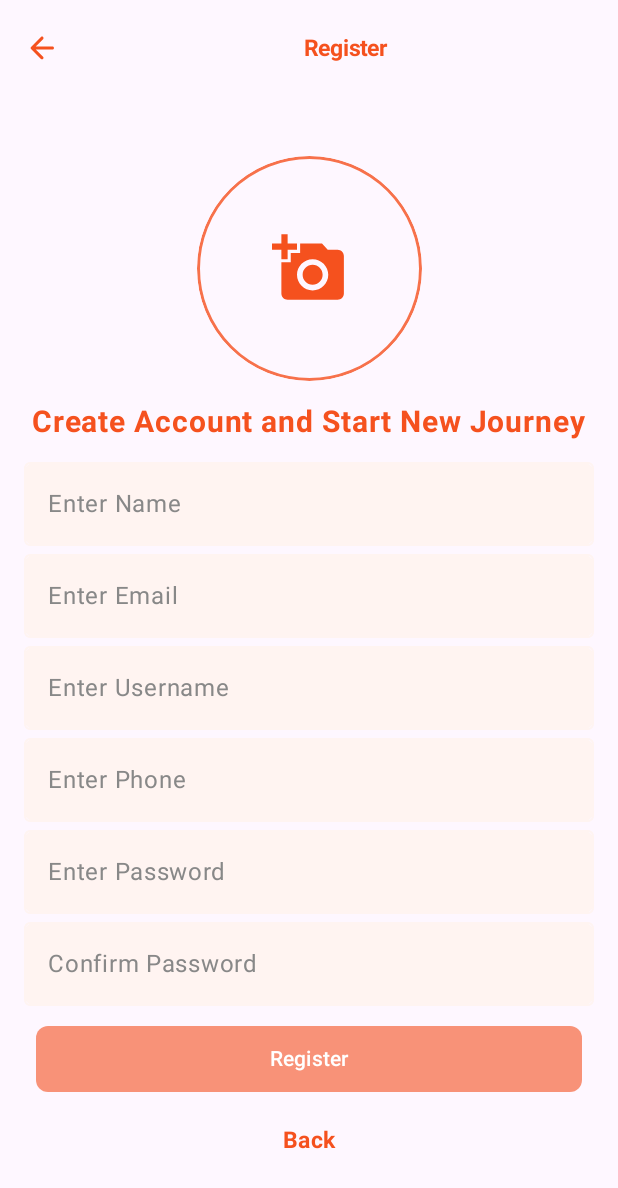
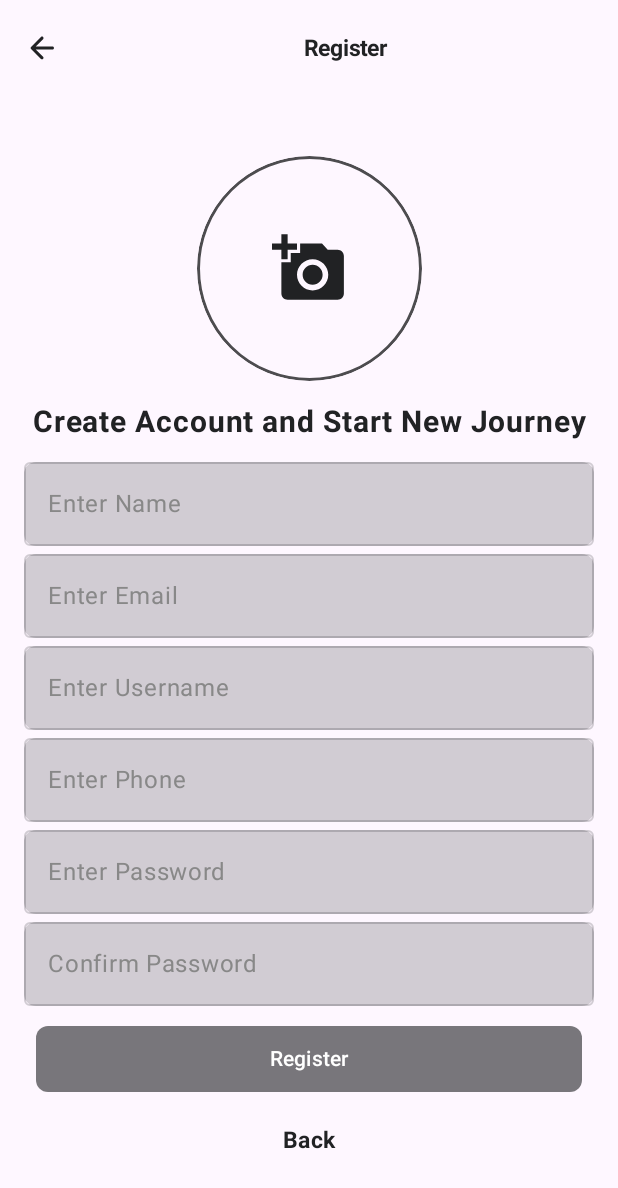
Before and after one commit to ahmedmahmoudbit/social-compose, an Android app built with Jetpack Compose: the LoginScreen screen opened through its navigation route, after a tap on "Create Account", on a phone screen of 412 x 824 dp. Shown: the top 1188 px of the screen. Run offline under Robolectric (Android 15) with nearby library versions, the phone set to English and light mode, and no system bars; our stand-ins replace Dagger/Hilt's generated code; pictures from the network do not load.

Commit message:
OnBoarding

```diff
--- a/app/build.gradle.kts
+++ b/app/build.gradle.kts
@@ -6,6 +6,7 @@ plugins {
     alias(libs.plugins.dagger.hilt.android)
     kotlin("kapt")
     id("kotlin-kapt")
+    id("org.jetbrains.compose.hot-reload") version "1.0.0-alpha03"
 
 }
 
--- a/app/src/main/java/com/example/myapplication/ui/auth/presentation/pages/Login.kt
+++ b/app/src/main/java/com/example/myapplication/ui/auth/presentation/pages/Login.kt
@@ -42,6 +42,7 @@ import com.example.myapplication.R
 import com.example.myapplication.ui.auth.data.models.LoginRequest
 import com.example.myapplication.ui.auth.data.models.LoginState
 import com.example.myapplication.ui.auth.presentation.manager.LoginViewModel
+import com.example.myapplication.ui.theme.mainColor
 import com.example.myapplication.utils.CacheString
 import com.example.myapplication.utils.components.AppForm
 import com.example.myapplication.utils.components.MyButton
@@ -115,7 +116,7 @@ fun LoginScreen(navController: NavHostController, viewModel: LoginViewModel = hi
 
                 MyText(
                     title = stringResource(R.string.login_account),
-                    color = Color(0xFFf5511e),
+                    color = mainColor,
                     size = 20.sp,
                     fontWeight = FontWeight.Bold
                 )
@@ -169,39 +170,10 @@ fun LoginScreen(navController: NavHostController, viewModel: LoginViewModel = hi
                             val data = LoginRequest(
                                 email = emailController.value,
                                 password = passwordController.value
-                            );
+                            )
                             viewModel.login(data); }
-
-
-//                        when (val response = loginResponse.value) {
-//                            is ResourceState.Success -> {
-//                                val data = response.data
-//
-//                                Toast.makeText(
-//                                    context,
-//                                    "Welcome ${data.data.user.name}",
-//                                    Toast.LENGTH_SHORT
-//                                ).show()
-//                            }
-//                            is ResourceState.Error -> {
-//                                // معالجة الأخطاء في حالة الفشل
-//                                Toast.makeText(
-//                                    context,
-//                                    "Error: ${response.error}",
-//                                    Toast.LENGTH_SHORT
-//                                ).show()
-//                            }
-//                            is ResourceState.Loading -> {
-//                                Toast.makeText(
-//                                    context,
-//                                    "Loading...",
-//                                    Toast.LENGTH_SHORT
-//                                ).show()
-//                            }
-//                            is ResourceState.Init -> {}
-//                        }
                     },
-                    buttonColor = Color(0xFFf5511e),
+                    buttonColor = mainColor,
                     textColor = Color.White,
                     borderRadius = 8.dp.value
                 )
@@ -258,7 +230,7 @@ fun LoginScreen(navController: NavHostController, viewModel: LoginViewModel = hi
                 ) {
                     MyText(
                         title = stringResource(R.string.create_account),
-                        color = Color(0xFFf5511e),
+                        color = mainColor,
                         size = 15.sp,
                         fontWeight = FontWeight.Bold
                     )
--- a/app/src/main/java/com/example/myapplication/ui/auth/presentation/pages/RegisterScreen.kt
+++ b/app/src/main/java/com/example/myapplication/ui/auth/presentation/pages/RegisterScreen.kt
@@ -53,6 +53,7 @@ import androidx.compose.ui.res.stringResource
 import androidx.compose.ui.text.font.FontWeight
 import androidx.compose.ui.text.input.ImeAction
 import androidx.compose.ui.text.input.KeyboardType
+import androidx.compose.ui.text.style.TextAlign
 import androidx.compose.ui.unit.dp
 import androidx.compose.ui.unit.sp
 import androidx.hilt.navigation.compose.hiltViewModel
@@ -179,11 +180,6 @@ fun RegisterScreen(navController: NavHostController, viewModel: LoginViewModel =
                 verticalArrangement = Arrangement.Center,
                 horizontalAlignment = Alignment.CenterHorizontally
             ) {
-//                LottieAnimation(
-//                    composition = lottieLogin,
-//                    iterations = LottieConstants.IterateForever,
-//                    modifier = Modifier.height(300.dp)
-//                )
 
                 SelectImageCircle(
                     imageUri = imageUri,
@@ -192,18 +188,16 @@ fun RegisterScreen(navController: NavHostController, viewModel: LoginViewModel =
                     },
                     pickImageLauncher = pickImageLauncher
                 )
-
                 Spacer(modifier = Modifier.height(15.dp))
-
                 MyText(
                     title = stringResource(R.string.create_account_and_start_new_journey),
                     color = mainColor,
                     size = 20.sp,
+                    maxLines = 2,
+                    align = TextAlign.Center,
                     fontWeight = FontWeight.Bold
                 )
-
                 Spacer(modifier = Modifier.height(15.dp))
-
                 AppForm(
                     controller = nameController,
                     onChanged = { nameController.value = it },
@@ -212,9 +206,7 @@ fun RegisterScreen(navController: NavHostController, viewModel: LoginViewModel =
                     textInputAction = ImeAction.Next,
                     validator = { if (it.isEmpty()) context.getString(R.string.name_is_required) else null }
                 )
-
                 Spacer(modifier = Modifier.height(5.dp))
-
                 AppForm(
                     controller = emailController,
                     onChanged = { emailController.value = it },
@@ -228,9 +220,7 @@ fun RegisterScreen(navController: NavHostController, viewModel: LoginViewModel =
                         ) context.getString(R.string.invalid_email) else null
                     }
                 )
-
                 Spacer(modifier = Modifier.height(5.dp))
-
                 AppForm(
                     controller = usernameController,
                     onChanged = { usernameController.value = it },
@@ -247,9 +237,7 @@ fun RegisterScreen(navController: NavHostController, viewModel: LoginViewModel =
                         }
                     })
 
-
                 Spacer(modifier = Modifier.height(5.dp))
-
                 AppForm(
                     controller = phoneController,
                     onChanged = { phoneController.value = it },
@@ -258,9 +246,7 @@ fun RegisterScreen(navController: NavHostController, viewModel: LoginViewModel =
                     textInputAction = ImeAction.Next,
                     validator = { if (it.isEmpty() || it.length < 10) context.getString(R.string.phone_number_must_be_at_least_10_digits) else null }
                 )
-
                 Spacer(modifier = Modifier.height(5.dp))
-
                 AppForm(
                     controller = passwordController,
                     onChanged = { passwordController.value = it },
@@ -269,9 +255,7 @@ fun RegisterScreen(navController: NavHostController, viewModel: LoginViewModel =
                     textInputAction = ImeAction.Next,
                     validator = { if (it.length < 6) context.getString(R.string.password_must_be_at_least_6_characters) else null }
                 )
-
                 Spacer(modifier = Modifier.height(5.dp))
-
                 AppForm(
                     controller = confirmPassword,
                     onChanged = { confirmPassword.value = it },
@@ -280,9 +264,7 @@ fun RegisterScreen(navController: NavHostController, viewModel: LoginViewModel =
                     textInputAction = ImeAction.Done,
                     validator = { if (it != passwordController.value) context.getString(R.string.passwords_do_not_match) else null }
                 )
-
                 Spacer(modifier = Modifier.height(5.dp))
-
                 MyButton(
                     text = stringResource(R.string.register),
                     isLoading = response is LoginState.Loading,
@@ -300,18 +282,17 @@ fun RegisterScreen(navController: NavHostController, viewModel: LoginViewModel =
                             viewModel.register(data)
                         }
                     },
-                    buttonColor = Color(0xFFf5511e),
+                    buttonColor = mainColor,
                     textColor = Color.White,
                     isDisabled = !isFormValid,
                     borderRadius = 8.dp.value
                 )
-
                 TextButton(
                     onClick = { navController.popBackStack() }
                 ) {
                     MyText(
                         title = stringResource(R.string.back),
-                        color = Color(0xFFf5511e),
+                        color = mainColor,
                         size = 15.sp,
                         fontWeight = FontWeight.Bold
                     )
--- a/app/src/main/java/com/example/myapplication/ui/auth/presentation/pages/RegisterSuccessScreen.kt
+++ b/app/src/main/java/com/example/myapplication/ui/auth/presentation/pages/RegisterSuccessScreen.kt
@@ -94,7 +94,7 @@ fun RegisterSuccessScreen(
                 ) {
                     MyText(
                         title = stringResource(R.string.i_ll_check_it_out),
-                        color = Color(0xFFf5511e),
+                        color = mainColor,
                         size = 15.sp,
                         fontWeight = FontWeight.Bold
                     )
--- a/app/src/main/java/com/example/myapplication/ui/onboarding/onBoardingPage.kt
+++ b/app/src/main/java/com/example/myapplication/ui/onboarding/onBoardingPage.kt
@@ -30,6 +30,7 @@ import androidx.compose.ui.graphics.drawscope.Stroke
 import androidx.compose.ui.text.style.TextAlign
 import androidx.navigation.NavHostController
 import com.example.myapplication.R
+import com.example.myapplication.ui.theme.mainColor
 import com.example.myapplication.ui.theme.scaffoldColor
 import com.example.myapplication.utils.navigation.LoginRoute
 import kotlinx.coroutines.launch
@@ -89,7 +90,7 @@ fun OnboardingScreen(navController: NavHostController) {
                     .rotate(-45f)
                     .size(220.dp, 220.dp)
                     .clip(RoundedCornerShape(20.dp))
-                    .background(Color.Black)
+                    .background(mainColor)
                     .padding(3.dp)
                     .border(
                         width = 2.dp,
--- a/app/src/main/java/com/example/myapplication/ui/theme/Color.kt
+++ b/app/src/main/java/com/example/myapplication/ui/theme/Color.kt
@@ -1,7 +1,7 @@
 package com.example.myapplication.ui.theme
 import androidx.compose.ui.graphics.Color
 
-val mainColor = Color(0xFFf5511e)
+val mainColor = Color(0xFF212224)
 val scaffoldColor = Color(0xFFF5F9FA)
 val PurpleGrey80 = Color(0xFFCCC2DC)
 val Pink80 = Color(0xFFEFB8C8)
--- a/app/src/main/java/com/example/myapplication/utils/components/AppForm.kt
+++ b/app/src/main/java/com/example/myapplication/utils/components/AppForm.kt
@@ -40,6 +40,7 @@ import androidx.compose.ui.text.input.VisualTransformation
 import androidx.compose.ui.unit.Dp
 import androidx.compose.ui.unit.dp
 import androidx.compose.ui.unit.sp
+import com.example.myapplication.ui.theme.mainColor
 
 
 @Composable
@@ -51,7 +52,7 @@ fun AppForm(
     controller: MutableState<String> = remember { mutableStateOf("") },
     type: KeyboardType = KeyboardType.Text,
     error: String? = null,
-    backgroundColor: Color = Color(0xFFfff4f1),
+    backgroundColor: Color = mainColor.copy(alpha = 0.2f),
     cornerRadius: Dp = 8.dp,
     onValidateError: Boolean = true,
     validator: ((String) -> String?)? = null,
@@ -93,8 +94,8 @@ fun AppForm(
             enabled = enabled,
             colors = OutlinedTextFieldDefaults.colors(
                 unfocusedBorderColor = backgroundColor,
-                focusedBorderColor = Color(0xFFf5511e),
-                cursorColor = Color(0xFFf5511e)
+                focusedBorderColor = mainColor,
+                cursorColor = mainColor
             ),
             visualTransformation = if (!isVisible) VisualTransformation.None else PasswordVisualTransformation(),
             keyboardOptions = KeyboardOptions(
@@ -125,7 +126,7 @@ fun AppForm(
                         onClick = { isVisible = !isVisible }) {
                         Icon(
                             imageVector = if (isVisible) Icons.Rounded.Visibility else Icons.Rounded.VisibilityOff,
-                            tint = Color(0xFFf5511e),
+                            tint = mainColor,
                             contentDescription = null
                         )
                     }
--- a/app/src/main/java/com/example/myapplication/utils/components/MyText.kt
+++ b/app/src/main/java/com/example/myapplication/utils/components/MyText.kt
@@ -24,7 +24,7 @@ fun MyText(
     title: String,
     modifier: Modifier = Modifier,
     style: TextStyle = LocalTextStyle.current,
-    color: Color = style.color ?: Color.Unspecified,
+    color: Color = style.color,
     size: TextUnit = style.fontSize,
     align: TextAlign = TextAlign.Start,
     maxLines: Int = Int.MAX_VALUE,
```
